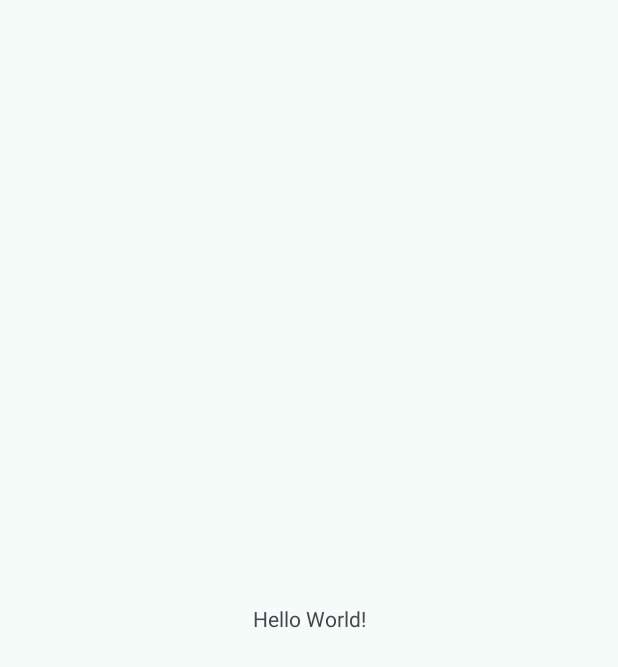
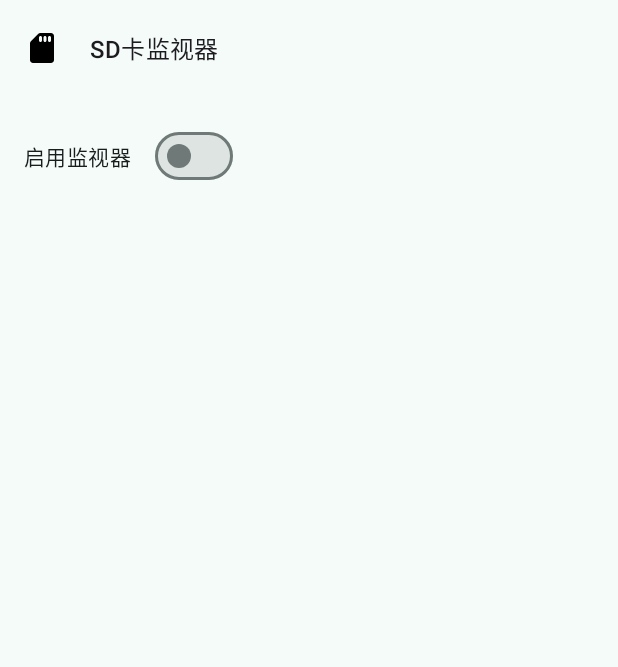
Before and after one commit to obby-xiang/ExternalStorageMonitorAndroid, an Android app: the screen it shows after launch (MainActivity), on a phone screen of 412 x 824 dp. Before the commit the part shown is almost empty. Shown: the top 667 px of the screen. Run offline under Robolectric (Android 15) with nearby library versions, the phone set to English and light mode, and no system bars.

Commit message:
设置界面

```diff
--- a/app/build.gradle
+++ b/app/build.gradle
@@ -61,4 +61,5 @@ dependencies {
     androidTestImplementation libs.espresso.core
 
     coreLibraryDesugaring libs.desugar.jdk.libs
+    implementation libs.splashscreen
 }
--- a/app/src/main/AndroidManifest.xml
+++ b/app/src/main/AndroidManifest.xml
@@ -14,7 +14,9 @@
         tools:targetApi="31">
         <activity
             android:name=".MainActivity"
-            android:exported="true">
+            android:exported="true"
+            android:launchMode="singleTop"
+            android:theme="@style/SplashScreenTheme">
             <intent-filter>
                 <action android:name="android.intent.action.MAIN" />
 
--- a/app/src/main/java/com/obby/android/externalstoragemonitor/MainActivity.java
+++ b/app/src/main/java/com/obby/android/externalstoragemonitor/MainActivity.java
@@ -5,6 +5,7 @@ import android.os.Bundle;
 import androidx.activity.EdgeToEdge;
 import androidx.appcompat.app.AppCompatActivity;
 import androidx.core.graphics.Insets;
+import androidx.core.splashscreen.SplashScreen;
 import androidx.core.view.ViewCompat;
 import androidx.core.view.WindowInsetsCompat;
 
@@ -12,6 +13,7 @@ public class MainActivity extends AppCompatActivity {
 
     @Override
     protected void onCreate(Bundle savedInstanceState) {
+        SplashScreen.installSplashScreen(this);
         super.onCreate(savedInstanceState);
         EdgeToEdge.enable(this);
         setContentView(R.layout.activity_main);
--- a/app/src/main/res/drawable/ic_launcher_foreground.xml
+++ b/app/src/main/res/drawable/ic_launcher_foreground.xml
@@ -4,10 +4,10 @@
     android:viewportWidth="24"
     android:viewportHeight="24"
     android:tint="#009688">
-  <group android:scaleX="0.58"
-      android:scaleY="0.58"
-      android:translateX="5.04"
-      android:translateY="5.04">
+  <group android:scaleX="0.4988"
+      android:scaleY="0.4988"
+      android:translateX="6.0144"
+      android:translateY="6.0144">
     <path
         android:fillColor="@android:color/white"
         android:pathData="M18,4v16L6,20L6,8.83L10.83,4L18,4m0,-2h-8L4,8v12c0,1.1 0.9,2 2,2h12c1.1,0 2,-0.9 2,-2L20,4c0,-1.1 -0.9,-2 -2,-2zM9,7h2v4L9,11zM12,7h2v4h-2zM15,7h2v4h-2z"/>
--- /dev/null
+++ b/app/src/main/res/drawable/ic_sd_storage.xml
@@ -0,0 +1,10 @@
+<vector xmlns:android="http://schemas.android.com/apk/res/android"
+    android:width="24dp"
+    android:height="24dp"
+    android:tint="#000000"
+    android:viewportWidth="24"
+    android:viewportHeight="24">
+    <path
+        android:fillColor="@android:color/white"
+        android:pathData="M18,2h-7.17c-0.53,0 -1.04,0.21 -1.42,0.59L4.6,7.42c-0.37,0.37 -0.6,0.88 -0.6,1.4L4,20c0,1.1 0.9,2 2,2h12c1.1,0 2,-0.9 2,-2L20,4c0,-1.1 -0.9,-2 -2,-2zM11,8c-0.55,0 -1,-0.45 -1,-1L10,5c0,-0.55 0.45,-1 1,-1s1,0.45 1,1v2c0,0.55 -0.45,1 -1,1zM14,8c-0.55,0 -1,-0.45 -1,-1L13,5c0,-0.55 0.45,-1 1,-1s1,0.45 1,1v2c0,0.55 -0.45,1 -1,1zM17,8c-0.55,0 -1,-0.45 -1,-1L16,5c0,-0.55 0.45,-1 1,-1s1,0.45 1,1v2c0,0.55 -0.45,1 -1,1z" />
+</vector>
--- a/app/src/main/res/layout/activity_main.xml
+++ b/app/src/main/res/layout/activity_main.xml
@@ -1,5 +1,5 @@
 <?xml version="1.0" encoding="utf-8"?>
-<androidx.constraintlayout.widget.ConstraintLayout xmlns:android="http://schemas.android.com/apk/res/android"
+<androidx.coordinatorlayout.widget.CoordinatorLayout xmlns:android="http://schemas.android.com/apk/res/android"
     xmlns:app="http://schemas.android.com/apk/res-auto"
     xmlns:tools="http://schemas.android.com/tools"
     android:id="@+id/main"
@@ -7,13 +7,40 @@
     android:layout_height="match_parent"
     tools:context=".MainActivity">
 
-    <TextView
-        android:layout_width="wrap_content"
-        android:layout_height="wrap_content"
-        android:text="Hello World!"
-        app:layout_constraintBottom_toBottomOf="parent"
-        app:layout_constraintEnd_toEndOf="parent"
-        app:layout_constraintStart_toStartOf="parent"
-        app:layout_constraintTop_toTopOf="parent" />
+    <com.google.android.material.appbar.AppBarLayout
+        android:layout_width="match_parent"
+        android:layout_height="wrap_content">
 
-</androidx.constraintlayout.widget.ConstraintLayout>
+        <com.google.android.material.appbar.MaterialToolbar
+            android:id="@+id/app_tool_bar"
+            android:layout_width="match_parent"
+            android:layout_height="wrap_content"
+            android:minHeight="?attr/actionBarSize"
+            app:navigationIcon="@drawable/ic_sd_storage"
+            app:subtitleTextAppearance="?attr/textAppearanceTitleSmall"
+            app:title="@string/app_name"
+            app:titleTextAppearance="?attr/textAppearanceTitleMedium" />
+
+    </com.google.android.material.appbar.AppBarLayout>
+
+    <androidx.core.widget.NestedScrollView
+        android:layout_width="match_parent"
+        android:layout_height="match_parent"
+        app:layout_behavior="@string/appbar_scrolling_view_behavior">
+
+        <LinearLayout
+            android:layout_width="match_parent"
+            android:layout_height="wrap_content"
+            android:orientation="vertical"
+            android:padding="16dp">
+
+            <com.google.android.material.materialswitch.MaterialSwitch
+                android:id="@+id/enable_monitor_setting"
+                android:layout_width="wrap_content"
+                android:layout_height="wrap_content"
+                android:text="@string/enable_monitor"
+                android:textAppearance="?attr/textAppearanceBodyMedium"
+                android:textColor="?attr/colorOnSurface" />
+        </LinearLayout>
+    </androidx.core.widget.NestedScrollView>
+</androidx.coordinatorlayout.widget.CoordinatorLayout>
--- a/app/src/main/res/values/strings.xml
+++ b/app/src/main/res/values/strings.xml
@@ -1,3 +1,4 @@
 <resources>
     <string name="app_name">"SD卡监视器"</string>
+    <string name="enable_monitor">启用监视器</string>
 </resources>
--- a/app/src/main/res/values/themes.xml
+++ b/app/src/main/res/values/themes.xml
@@ -55,4 +55,9 @@
         <item name="colorSurfaceContainerHigh">@color/md_theme_surfaceContainerHigh</item>
         <item name="colorSurfaceContainerHighest">@color/md_theme_surfaceContainerHighest</item>
     </style>
+
+    <style name="SplashScreenTheme" parent="Theme.SplashScreen">
+        <item name="postSplashScreenTheme">@style/AppTheme</item>
+        <item name="windowSplashScreenAnimatedIcon">@drawable/ic_launcher_foreground</item>
+    </style>
 </resources>
--- a/gradle/libs.versions.toml
+++ b/gradle/libs.versions.toml
@@ -8,6 +8,7 @@ material = "1.13.0"
 activity = "1.8.0"
 constraintlayout = "2.1.4"
 desugar-jdk-libs = "2.0.3"
+splashscreen = "1.2.0-rc01"
 
 [libraries]
 junit = { group = "junit", name = "junit", version.ref = "junit" }
@@ -18,6 +19,7 @@ material = { group = "com.google.android.material", name = "material", version.r
 activity = { group = "androidx.activity", name = "activity", version.ref = "activity" }
 constraintlayout = { group = "androidx.constraintlayout", name = "constraintlayout", version.ref = "constraintlayout" }
 desugar-jdk-libs = { group = "com.android.tools", name = "desugar_jdk_libs", version.ref = "desugar-jdk-libs" }
+splashscreen = { group = "androidx.core", name = "core-splashscreen", version.ref = "splashscreen" }
 
 [plugins]
 android-application = { id = "com.android.application", version.ref = "agp" }
```
Also changed, not shown: app/src/main/res/mipmap-hdpi/ic_launcher.webp, app/src/main/res/mipmap-hdpi/ic_launcher_round.webp, app/src/main/res/mipmap-mdpi/ic_launcher.webp, app/src/main/res/mipmap-mdpi/ic_launcher_round.webp, app/src/main/res/mipmap-xhdpi/ic_launcher.webp, app/src/main/res/mipmap-xhdpi/ic_launcher_round.webp, app/src/main/res/mipmap-xxhdpi/ic_launcher.webp, app/src/main/res/mipmap-xxhdpi/ic_launcher_round.webp, app/src/main/res/mipmap-xxxhdpi/ic_launcher.webp, app/src/main/res/mipmap-xxxhdpi/ic_launcher_round.webp.
